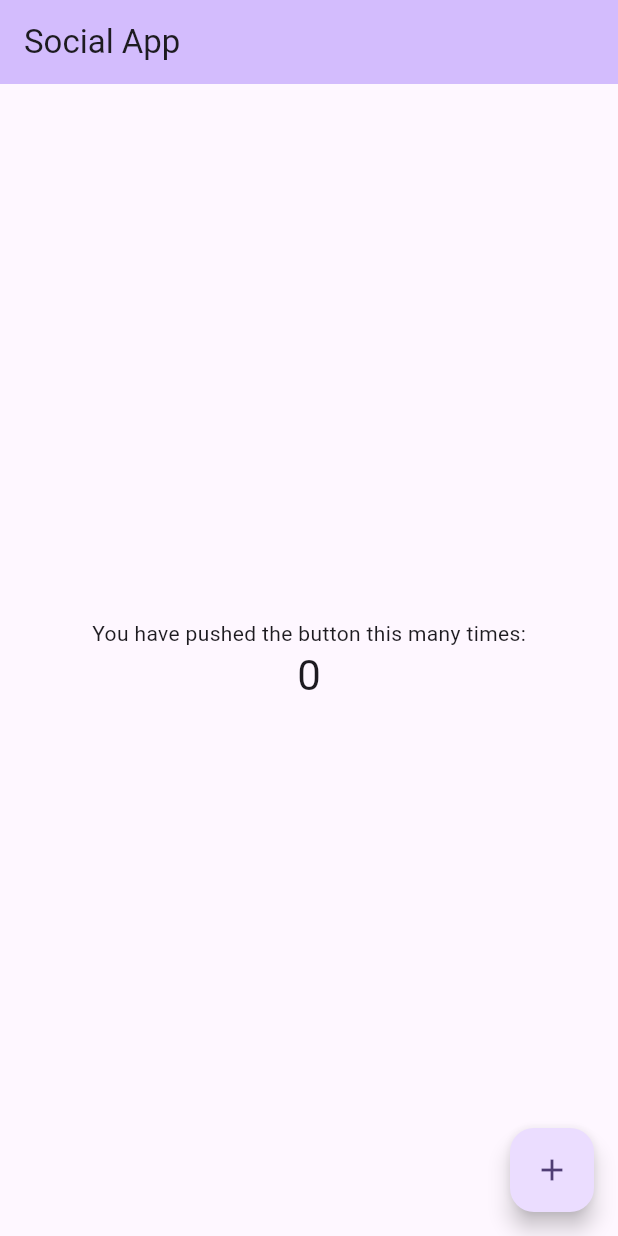
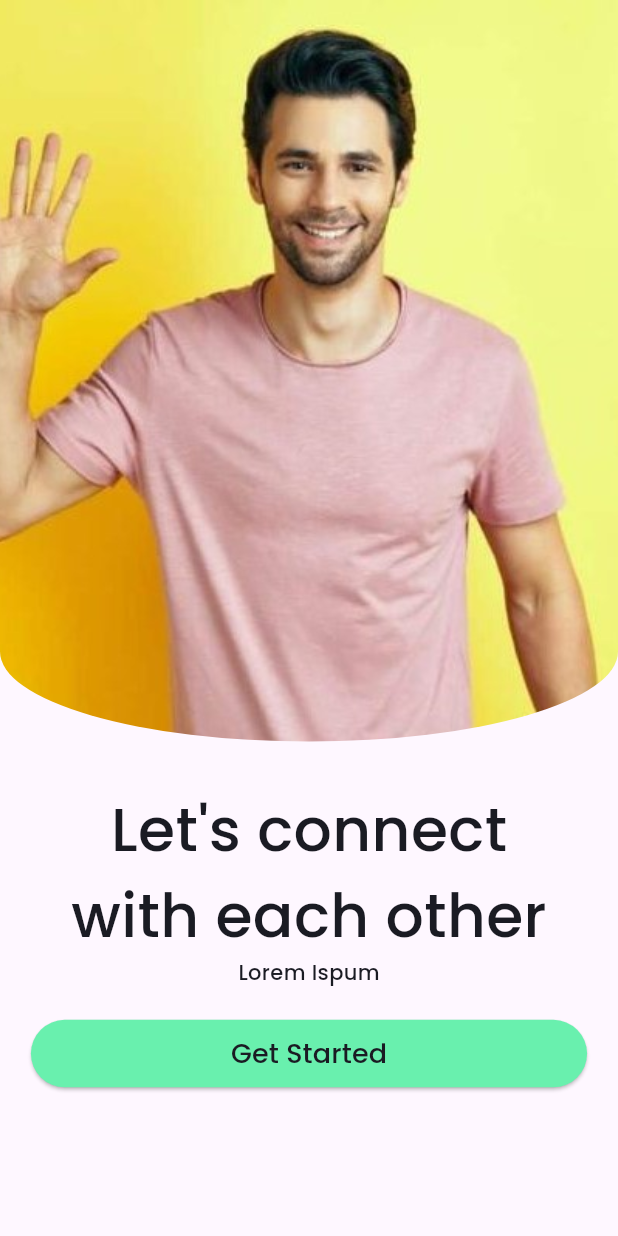
Before and after one commit to MuhammedAltafhossain/SocialApp, a Flutter app: the screen it shows after launch, on a phone screen of 412 x 824 dp. Run offline on Flutter 3.47's test engine with Material 2 defaults, Android fonts, the phone set to English and light mode, and no system bars; our stand-ins replace google_fonts.

Commit message:
SAV Sprint 1 - Commit and Push On boarding Page

```diff
--- a/lib/main.dart
+++ b/lib/main.dart
@@ -1,5 +1,5 @@
 import 'package:flutter/material.dart';
-
+import 'screens/introScreen.dart';
 void main() {
   runApp(const MyApp());
 }
@@ -11,12 +11,13 @@ class MyApp extends StatelessWidget {
   @override
   Widget build(BuildContext context) {
     return MaterialApp(
+      debugShowCheckedModeBanner: false,
       title: 'Flutter Demo',
       theme: ThemeData(
         colorScheme: ColorScheme.fromSeed(seedColor: Colors.deepPurple),
         useMaterial3: true,
       ),
-      home: const MyHomePage(title: 'Social App'),
+      home: IntroPage(),
     );
   }
 }
--- /dev/null
+++ b/lib/screens/introScreen.dart
@@ -0,0 +1,44 @@
+import 'package:flutter/material.dart';
+import '../component.dart';
+
+class IntroPage extends StatefulWidget {
+  const IntroPage({Key? key}) : super(key: key);
+
+  @override
+  State<IntroPage> createState() => _IntroPageState();
+}
+
+class _IntroPageState extends State<IntroPage> {
+  @override
+  Widget build(BuildContext context) {
+    var height = MediaQuery.of(context).size.height;
+    var width = MediaQuery.of(context).size.width;
+    return Scaffold(
+      body: Column(
+        children: [
+          Container(
+            height: height*0.6,
+            child: ClipRRect(
+              borderRadius: BorderRadius.only(bottomRight: Radius.elliptical(width*0.5,60),bottomLeft: Radius.elliptical(width*0.5, 60)),
+              child: Image.asset('images/introPic1.jpg',fit: BoxFit.fitHeight,),
+            )
+          ),
+          SizedBox(height: 30,),
+          Text("Let's connect",style: largeText,),
+          Text("with each other",style: largeText,),
+          Text('Lorem Ispum',style: mediumTitle,),
+          SizedBox(height: 20,),
+          ElevatedButton(
+              onPressed: (){},
+              style: ElevatedButton.styleFrom(
+                fixedSize: Size(width*0.9, 45),
+                  backgroundColor: Colors.greenAccent,
+                  foregroundColor: Colors.white
+              ),
+              child: Text("Get Started", style: largeSubTitle,))
+        ],
+      ),
+
+    );
+  }
+}
--- a/pubspec.yaml
+++ b/pubspec.yaml
@@ -35,6 +35,7 @@ dependencies:
   # The following adds the Cupertino Icons font to your application.
   # Use with the CupertinoIcons class for iOS style icons.
   cupertino_icons: ^1.0.2
+  google_fonts: ^5.0.0
 
 dev_dependencies:
   flutter_test:
@@ -59,9 +60,8 @@ flutter:
   uses-material-design: true
 
   # To add assets to your application, add an assets section, like this:
-  # assets:
-  #   - images/a_dot_burr.jpeg
-  #   - images/a_dot_ham.jpeg
+  assets:
+    - images/
 
   # An image asset can refer to one or more resolution-specific "variants", see
   # https://flutter.dev/assets-and-images/#resolution-aware
```
Also changed, not shown: lib/component.dart (+60 -0 lines), images/introPic1.jpg (added), pubspec.lock, 1 other file.
